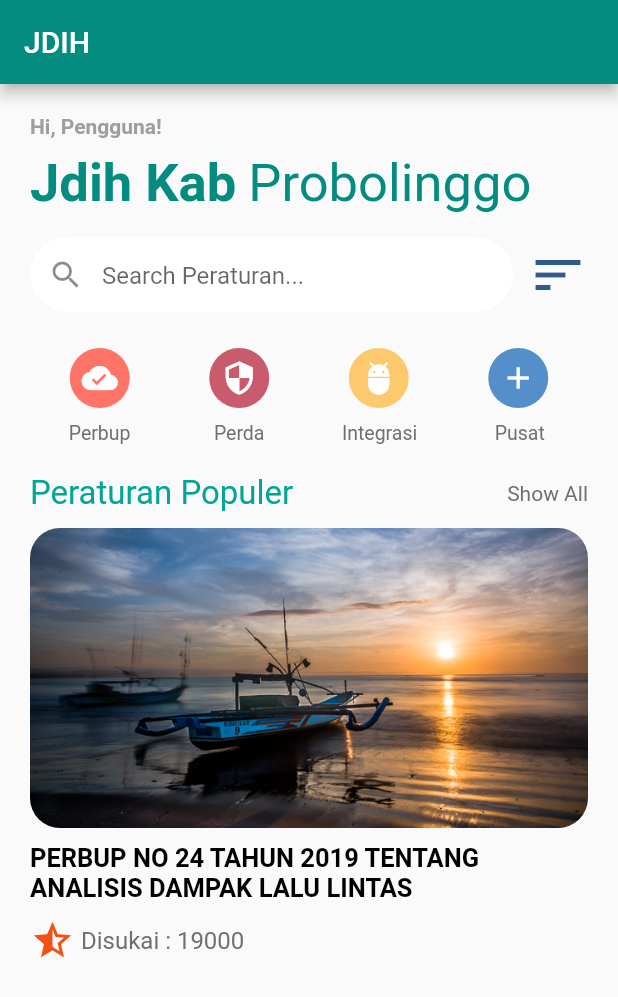
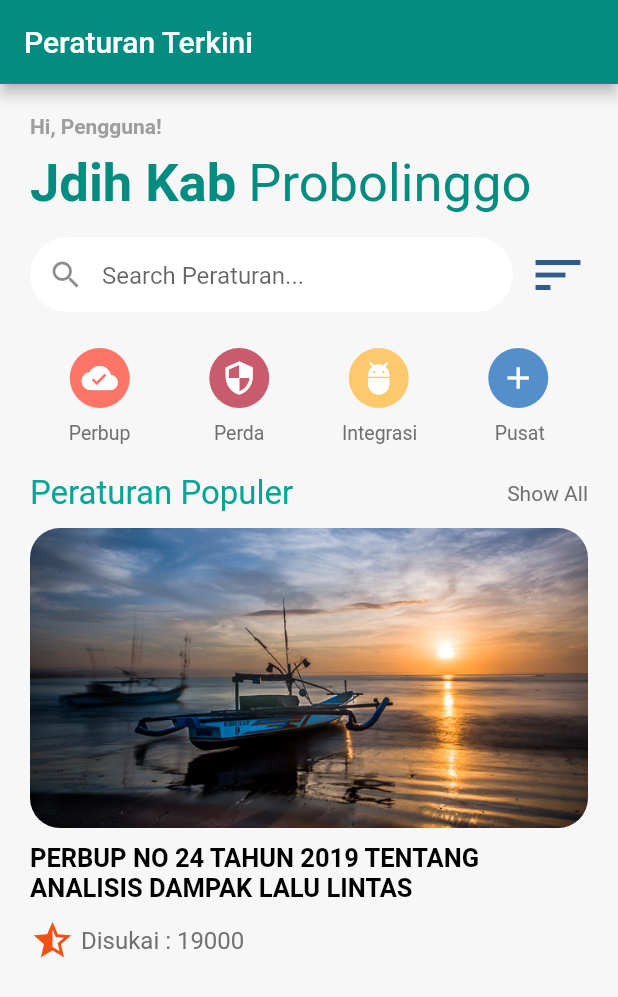
Before and after one commit to renalazy/jdih_app, a Flutter app: the Terkini screen opened directly, on a phone screen of 412 x 824 dp. Shown: the top 997 px of the screen. Run offline on Flutter 3.47's test engine with Material 2 defaults, Android fonts, the phone set to English and light mode, and no system bars.

Commit message:
perbaikan error

```diff
--- a/lib/home.dart
+++ b/lib/home.dart
@@ -170,29 +170,13 @@ class Terkini extends StatelessWidget {
   @override
   Widget build(BuildContext context) {
     return Scaffold(
-      // backgroundColor: Color(0xFFFf7f7f7),
-      // appBar: AppBar(
-      //     title: Text(
-      //   "Peraturan Terkini",
-      //   style: TextStyle(color: Colors.white),
-      // )),
-      // body: Container(
-      //   margin: EdgeInsets.all(10),
-      //   child: ListView(
-      //     children: <Widget>[
-      //       buildCard(Icons.access_alarm, "Peraturan 1"),
-      //       buildCard(Icons.access_alarm, "Peraturan 2"),
-      //       buildCard(Icons.access_alarm, "Peraturan 3"),
-      //       buildCard(Icons.access_alarm, "Peraturan 4"),
-      //       buildCard(Icons.access_alarm, "Peraturan 5"),
-      //       buildCard(Icons.access_alarm, "Peraturan 6")
-      //     ],
-      //   ),
-      // ),
+      backgroundColor: Color(0xFFFf7f7f7),
       appBar: AppBar(
-        backgroundColor: Color(0xFFF038C7F),
-        title: Text("JDIH"),
-      ),
+          backgroundColor: Color(0xFFF038C7F),
+          title: Text(
+            "Peraturan Terkini",
+            style: TextStyle(color: Colors.white),
+          )),
       body: SingleChildScrollView(
         child: Container(
           margin: EdgeInsets.fromLTRB(20, 20, 20, 20),
@@ -272,6 +256,7 @@ class Terkini extends StatelessWidget {
                   mainAxisAlignment: MainAxisAlignment.spaceAround,
                   children: <Widget>[
                     FloatingActionButton(
+                      heroTag: "btn1",
                       mini: true,
                       backgroundColor: Color(0XFFFFE7568),
                       elevation: 0,
@@ -282,6 +267,7 @@ class Terkini extends StatelessWidget {
                       ),
                     ),
                     FloatingActionButton(
+                      heroTag: "btn2",
                       mini: true,
                       backgroundColor: Color(0xFFFC85B6C),
                       elevation: 0,
@@ -293,6 +279,7 @@ class Terkini extends StatelessWidget {
                     ),
                     FloatingActionButton(
                       mini: true,
+                      heroTag: "btn3",
                       backgroundColor: Color(0xFFFFCCA6C),
                       elevation: 0,
                       onPressed: () {},
@@ -302,6 +289,7 @@ class Terkini extends StatelessWidget {
                       ),
                     ),
                     FloatingActionButton(
+                      heroTag: "btn4",
                       backgroundColor: Color(0xFFF548FCC),
                       mini: true,
                       elevation: 0,
@@ -413,26 +401,6 @@ class Terkini extends StatelessWidget {
       ),
     );
   }
-
-  Card buildCard(IconData iconData, String text) {
-    return Card(
-      child: Row(
-        children: <Widget>[
-          Container(
-            margin: EdgeInsets.all(40),
-            child: Icon(
-              iconData,
-              color: Colors.green,
-            ),
-          ),
-          Text(
-            text,
-            style: TextStyle(fontSize: 50),
-          )
-        ],
-      ),
-    );
-  }
 }
 
 class Tematik extends StatelessWidget {
@@ -440,11 +408,11 @@ class Tematik extends StatelessWidget {
   Widget build(BuildContext context) {
     return Scaffold(
       appBar: AppBar(
-         backgroundColor: Color(0xFFF038C7F),
+          backgroundColor: Color(0xFFF038C7F),
           title: Text(
-        "Tematik",
-        style: TextStyle(color: Colors.white),
-      )),
+            "Tematik",
+            style: TextStyle(color: Colors.white),
+          )),
       body: Center(
         child: Text('Tematik'),
       ),
```
